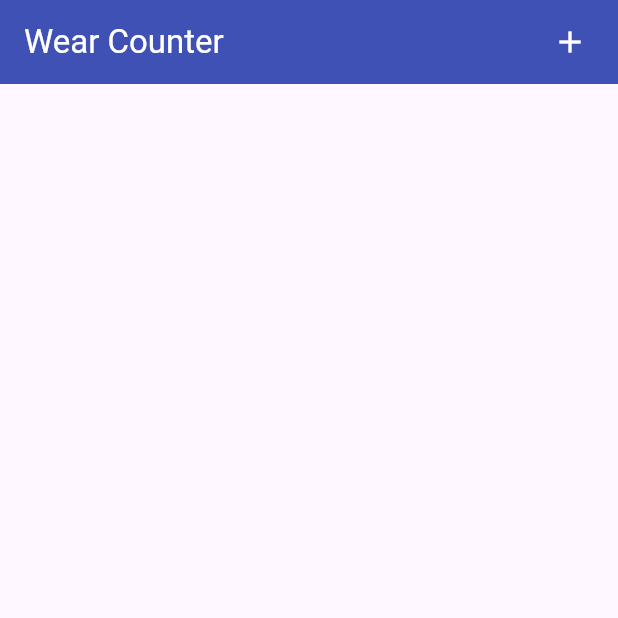
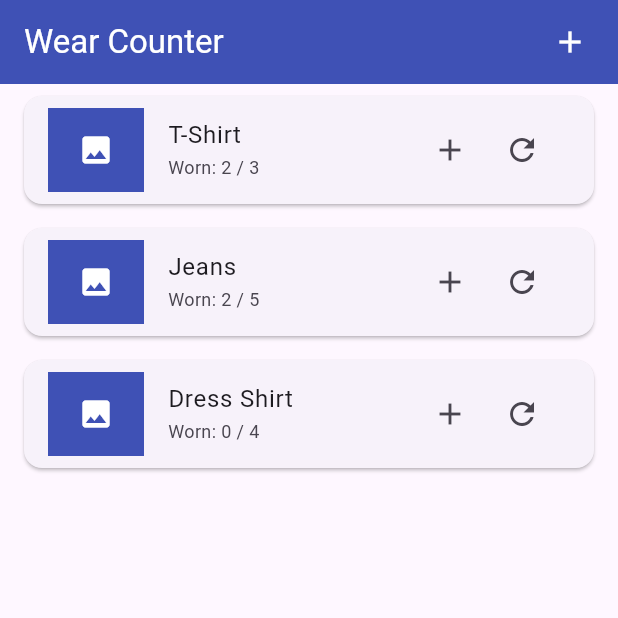
Before and after one commit to dinithmaleesha/wear-counter-flutter, a Flutter app: the screen it shows after launch, after a tap on the "add" icon, on a phone screen of 412 x 824 dp, the top half of it. Run offline on Flutter 3.47's test engine with Material 3 defaults, Android fonts, the phone set to English and light mode, and no system bars; our stand-ins replace sqflite; accounts and stored records are empty.

Commit message:
Implement ListView.builder with test Cloth List

```diff
--- a/lib/model/cloth.dart
+++ b/lib/model/cloth.dart
@@ -1,15 +1,31 @@
 class Cloth {
-  final String id;
+  final int id;
   final String name;
   final String imagePath;
   final int wearCount;
-  int currentWears;
+  int _currentWears;
 
   Cloth({
     required this.id,
     required this.name,
     required this.imagePath,
     required this.wearCount,
-    this.currentWears = 0,
-  });
+    required int currentWears,
+  }) : _currentWears = currentWears;
+
+  int get currentWears => _currentWears;
+
+  set currentWears(int value) {
+    _currentWears = value;
+  }
+
+  Map<String, dynamic> toMap() {
+    return {
+      'id': id,
+      'name': name,
+      'imagePath': imagePath,
+      'wearCount': wearCount,
+      'currentWears': _currentWears,
+    };
+  }
 }
--- a/lib/screens/home.dart
+++ b/lib/screens/home.dart
@@ -1,26 +1,47 @@
 import 'package:flutter/material.dart';
+import 'package:wear_counter/model/cloth.dart';
+import 'package:wear_counter/widgets/cloth_tile.dart';
 
 class Home extends StatefulWidget {
-  const Home({super.key});
-
+  const Home({Key? key}) : super(key: key);
   @override
   State<Home> createState() => _HomeState();
 }
 
 class _HomeState extends State<Home> {
+  List<Cloth> clothList = [
+    Cloth(
+      id: 1,
+      name: 'T-Shirt',
+      imagePath: 'assets/tshirt.png',
+      wearCount: 3,
+      currentWears: 1,
+    ),
+    Cloth(
+      id: 2,
+      name: 'Jeans',
+      imagePath: 'assets/jeans.png',
+      wearCount: 5,
+      currentWears: 2,
+    ),
+    Cloth(
+      id: 3,
+      name: 'Dress Shirt',
+      imagePath: 'assets/shirt.png',
+      wearCount: 4,
+      currentWears: 0,
+    ),
+  ];
+
   @override
   Widget build(BuildContext context) {
     return Scaffold(
       appBar: AppBar(
-        title: const Row(
-          children: [
-            Text(
-              'Wear Counter',
-              style: TextStyle(
-                color: Colors.white,
-              ),
-            ),
-          ],
+        title: const Text(
+          'Wear Counter',
+          style: TextStyle(
+            color: Colors.white,
+          ),
         ),
         backgroundColor: const Color.fromRGBO(63, 81, 181, 1),
         actions: [
@@ -35,7 +56,27 @@ class _HomeState extends State<Home> {
           ),
         ],
       ),
-      body: Container(),
+      body: ListView.builder(
+        itemCount: clothList.length,
+        itemBuilder: (context, index) {
+          final cloth = clothList[index];
+          return ClothTile(
+            cloth: cloth,
+            onIncrement: () {
+              if (cloth.currentWears < cloth.wearCount) {
+                setState(() {
+                  cloth.currentWears++;
+                });
+              }
+            },
+            onReset: () {
+              setState(() {
+                cloth.currentWears = 0;
+              });
+            },
+          );
+        },
+      ),
     );
   }
 }
```
Also changed, not shown: assets/tshirt.png (added).
